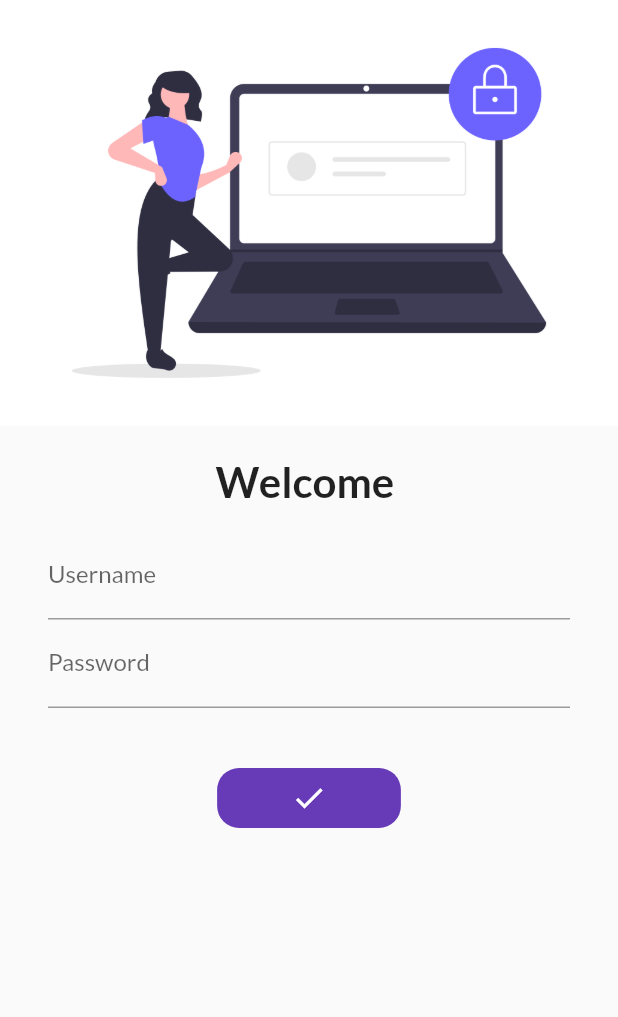
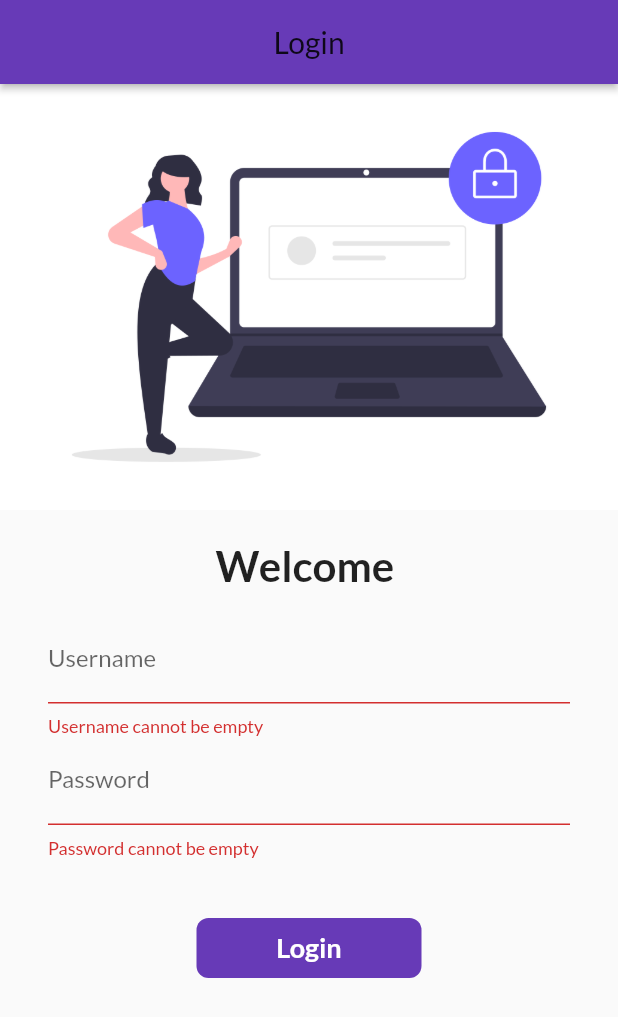
Before and after one commit to rabindra-dahal/Flutter-learning-catalog-app, a Flutter app: the screen it shows after launch, after a tap on "Login", on a phone screen of 412 x 824 dp. Shown: the top 1017 px of the screen. Run offline on Flutter 3.47's test engine with Material 2 defaults, Android fonts, the phone set to English and light mode, and no system bars; our stand-ins replace google_fonts.

```diff
--- a/lib/pages/home_page.dart
+++ b/lib/pages/home_page.dart
@@ -10,6 +10,12 @@ class HomePage extends StatelessWidget {
         title: Center(
           child: Text("Catalog App"),
         ),
+        leading: IconButton(
+          icon: Icon(Icons.arrow_back),
+          onPressed: ()=>{
+            Navigator.pop(context,false)
+          },
+        ),
       ),
       body: Center(
         child: Container(
--- a/lib/pages/login_page.dart
+++ b/lib/pages/login_page.dart
@@ -10,10 +10,34 @@ class LoginPage extends StatefulWidget {
 class _LoginPageState extends State<LoginPage> {
   String _userName = "";
   String _password = "";
-  bool changeButton =false;
+  bool changeButton = false;
+  final _formKey = GlobalKey<FormState>();
+  moveToHome(BuildContext context) async{
+    if(_formKey.currentState!.validate()) {
+      setState(() {
+        changeButton = true;
+      });
+      await Future.delayed(Duration(seconds: 3));
+      await Navigator.pushNamed(context, MyRoutes.homeRoute);
+      setState(() {
+        changeButton = false;
+        _userName = "";
+        _password = "";
+      });
+    }
+
+
+  }
   @override
   Widget build(BuildContext context) {
-    return Material(
+    return Scaffold(
+      appBar: AppBar(
+        title: Text("Login"),
+        centerTitle: true,
+        elevation: 2.0,
+      ),
+        body: Form(
+          key: _formKey,
           child: SingleChildScrollView(
             child: Column(
               children: [
@@ -40,6 +64,13 @@ class _LoginPageState extends State<LoginPage> {
                       _userName = value;
                       setState(() {});
                     },
+                    validator: (value){
+                      if(value!.isEmpty){
+                        return "Username cannot be empty";
+
+                      }
+                      return null;
+                    },
                   ),
                   TextFormField(
                     obscureText: true,
@@ -49,30 +80,31 @@ class _LoginPageState extends State<LoginPage> {
                       _password = value;
                       setState(() {});
                     },
+                    validator: (value){
+                      if(value!.isEmpty){
+                        return "Password cannot be empty";
+                      }else if(value.length <6){
+                        return "Password length should be at least 6";
+                      }
+                      return null;
+                    },
                   ),
                   SizedBox(
                     height: 40.0,
                   ),
-                InkWell(
-                    onTap: () async{
-                      setState(() {
-                        changeButton=true;
-                      });
-                      await Future.delayed(Duration(seconds: 3));
-                      Navigator.pushNamed(context, MyRoutes.homeRoute);
-                    },
+                  Material(
+                    color: Colors.deepPurple,
+                    borderRadius: BorderRadius.circular(changeButton ? 50 : 8),
+                    child: InkWell(
+                      onTap: () => moveToHome(context),
                       child: AnimatedContainer(
                         duration: Duration(seconds: 2),
-                        width: changeButton? 100: 150 ,
+                        width: changeButton ? 50 : 150,
                         height: 40,
                         child: Center(
-                          child: changeButton?
-                          Icon(
-                              Icons.done,
-                              color:Colors.white
-                          )
-                              :
-                          Text(
+                          child: changeButton
+                              ? Icon(Icons.done, color: Colors.white)
+                              : Text(
                                   "Login",
                                   style: TextStyle(
                                       color: Colors.white,
@@ -80,19 +112,15 @@ class _LoginPageState extends State<LoginPage> {
                                       fontSize: 18),
                                 ),
                         ),
-                        decoration: BoxDecoration(
-                            color: Colors.deepPurple,
-                            // shape: changeButton ? BoxShape.circle : BoxShape.rectangle,
-                            borderRadius: BorderRadius.circular(changeButton? 20: 8),
                       ),
                     ),
                   )
-
                 ],
               ),
             ),
           ],
       ),
+    ),
         ));
   }
 }
```
Lines whose indentation alone changed are shown as unchanged.
